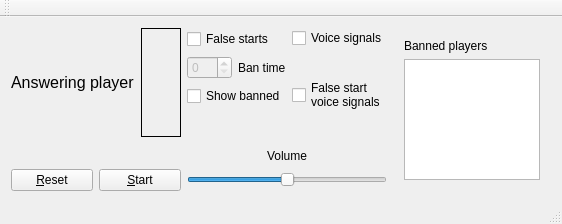
The window that mainwindow.ui (timur-enikeev/own_gamepad) describes before a commit, drawn with Qt 5.
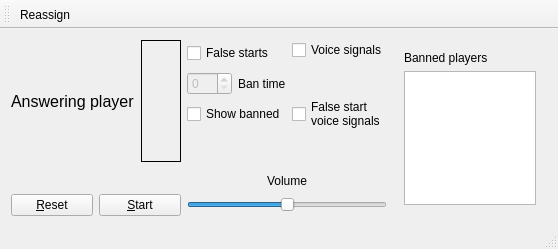
The same window after the commit.

The edit to the form file:
```diff
--- a/mainwindow.ui
+++ b/mainwindow.ui
@@ -9,8 +9,8 @@
    <rect>
     <x>0</x>
     <y>0</y>
-    <width>562</width>
-    <height>224</height>
+    <width>558</width>
+    <height>249</height>
    </rect>
   </property>
   <property name="minimumSize">
@@ -241,8 +241,20 @@
    <attribute name="toolBarBreak">
     <bool>false</bool>
    </attribute>
+   <addaction name="actionReassign"/>
   </widget>
   <widget class="QStatusBar" name="statusBar"/>
+  <action name="actionReassign">
+   <property name="text">
+    <string>Reassign</string>
+   </property>
+   <property name="toolTip">
+    <string>Reassign gamepads</string>
+   </property>
+   <property name="shortcut">
+    <string>Ctrl+R</string>
+   </property>
+  </action>
  </widget>
  <layoutdefault spacing="6" margin="11"/>
  <resources/>
```
Left out of the diff: 4 changed lines with no effect on the pictures.
